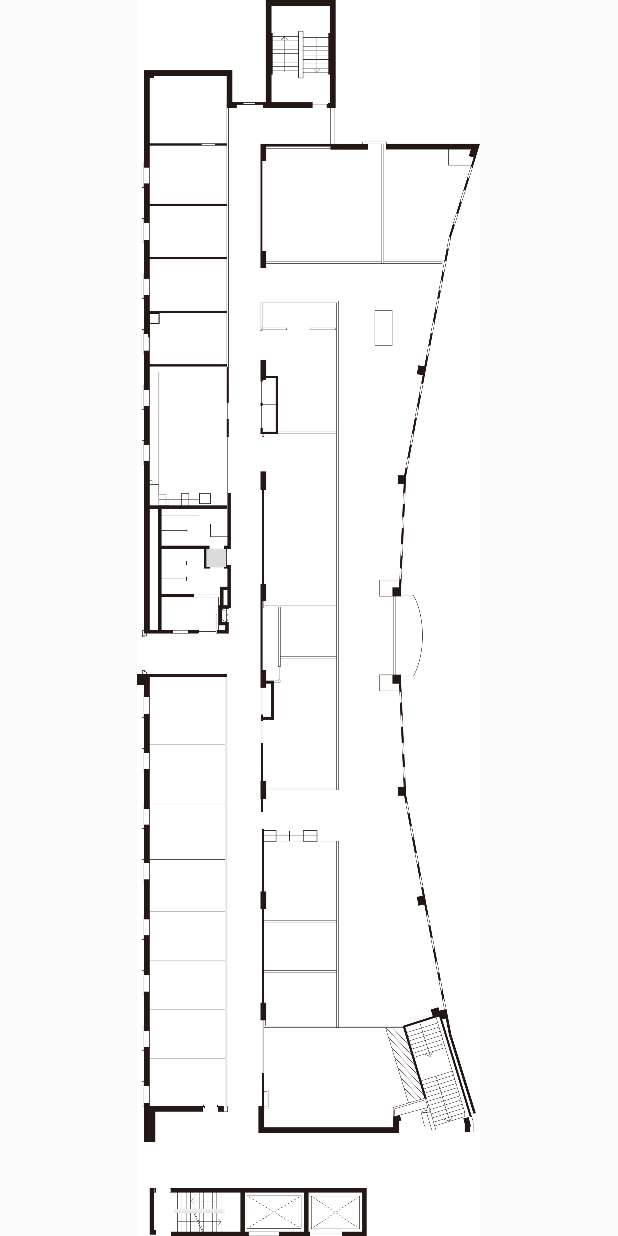
After one commit to kane1997/WiFi_RTT, an Android app: the layout activity_localization_test.xml on its own in the app's theme, with its tools: preview values and no code run, on a phone screen of 412 x 824 dp. The commit adds this screen. Run offline under Robolectric (Android 15) with nearby library versions, the phone set to English and light mode, and no system bars.

```diff
--- a/app/src/main/java/com/example/rtttest1/LocalizationActivity.java
+++ b/app/src/main/java/com/example/rtttest1/LocalizationActivity.java
@@ -19,6 +19,7 @@ import android.os.Bundle;
 import android.os.Handler;
 import android.os.SystemClock;
 import android.util.Log;
+import android.widget.ImageView;
 import android.widget.Toast;
 
 import androidx.annotation.NonNull;
@@ -80,7 +81,7 @@ public class LocalizationActivity extends AppCompatActivity implements SensorEve
                     Toast.LENGTH_SHORT).show();
             finish();
         } else {
-            setContentView(R.layout.activity_localization);
+            setContentView(R.layout.activity_localization_test);
 
             //RTT Initiation
             myWifiRTTManager = (WifiRttManager) getSystemService(Context.WIFI_RTT_RANGING_SERVICE);
@@ -94,7 +95,6 @@ public class LocalizationActivity extends AppCompatActivity implements SensorEve
             for (ScanResult AP:RTT_APs){
                 APs_MacAddress.add(AP.BSSID);
             }
-            Log.d(TAG,String.valueOf(APs_MacAddress));
 
             //IMU Initiation
             sensorManager = (SensorManager) getSystemService(Context.SENSOR_SERVICE);
@@ -102,12 +102,29 @@ public class LocalizationActivity extends AppCompatActivity implements SensorEve
             sensors.put("Gyroscope", sensorManager.getDefaultSensor(Sensor.TYPE_GYROSCOPE));
             sensors.put("Magnetic", sensorManager.getDefaultSensor(Sensor.TYPE_MAGNETIC_FIELD));
 
+            //Localization initiation
+            ImageView floor_plan = findViewById(R.id.imageViewFloorplan);
+            int[] location = new int[2];
+            floor_plan.getLocationOnScreen(location);
+
+            Log.d(TAG,"X: "+location[0]+"Y: "+location[1]);
+            //floor_plan.getImageMatrix();
+            //TODO
+
             registerSensors();
             startRangingRequest();
             startLoggingData();
             startScanInBackground();
             Log.d(TAG,"Start localization");
         }
+    }
+
+    private void set_AP_pins(){
+
+    }
+
+    private void update_location_pin(){
+
     }
 
     @SuppressLint("MissingPermission")
@@ -279,20 +296,17 @@ public class LocalizationActivity extends AppCompatActivity implements SensorEve
     }
 
     private class WifiScanReceiver extends BroadcastReceiver {
-        //Only keep RTT APs
-        private List<ScanResult> findRTTAPs(@NonNull List<ScanResult> OriginalList){
-            List<ScanResult> new_list = new ArrayList<>();
-            for (ScanResult scanResult:OriginalList){
-                if (scanResult.is80211mcResponder()){
-                    new_list.add(scanResult);
-                }
-            }
-            return new_list;
-        }
 
         @Override
         public void onReceive(Context context, Intent intent) {
-            RTT_APs = findRTTAPs(myWifiManager.getScanResults());
+            for (ScanResult scanResult:myWifiManager.getScanResults()){
+                if (scanResult.is80211mcResponder()) {
+                    if (!APs_MacAddress.contains(scanResult.BSSID)) {
+                        RTT_APs.add(scanResult);
+                    }
+                }
+            }
+            //TODO Handle getmaxpeers
         }
     }
 
@@ -322,6 +336,8 @@ public class LocalizationActivity extends AppCompatActivity implements SensorEve
         }
     }
 
+
+
     @Override
     protected void onStop() {
         Log.d(TAG, "onStop() LocalizationActivity");
--- /dev/null
+++ b/app/src/main/res/drawable/ap_pin.xml
@@ -0,0 +1,10 @@
+<vector xmlns:android="http://schemas.android.com/apk/res/android"
+    android:width="20dp"
+    android:height="20dp"
+    android:viewportWidth="24"
+    android:viewportHeight="24"
+    android:tint="?attr/colorControlNormal">
+  <path
+      android:fillColor="@android:color/white"
+      android:pathData="M1,9l2,2c4.97,-4.97 13.03,-4.97 18,0l2,-2C16.93,2.93 7.08,2.93 1,9zM9,17l3,3 3,-3c-1.65,-1.66 -4.34,-1.66 -6,0zM5,13l2,2c2.76,-2.76 7.24,-2.76 10,0l2,-2C15.14,9.14 8.87,9.14 5,13z"/>
+</vector>
--- /dev/null
+++ b/app/src/main/res/drawable/location_pin.xml
@@ -0,0 +1,5 @@
+<vector android:height="24dp" android:tint="#EA3838"
+    android:viewportHeight="24" android:viewportWidth="24"
+    android:width="24dp" xmlns:android="http://schemas.android.com/apk/res/android">
+    <path android:fillColor="@android:color/white" android:pathData="M12,2C8.13,2 5,5.13 5,9c0,5.25 7,13 7,13s7,-7.75 7,-13c0,-3.87 -3.13,-7 -7,-7zM12,11.5c-1.38,0 -2.5,-1.12 -2.5,-2.5s1.12,-2.5 2.5,-2.5 2.5,1.12 2.5,2.5 -1.12,2.5 -2.5,2.5z"/>
+</vector>
--- /dev/null
+++ b/app/src/main/res/layout/activity_localization_test.xml
@@ -0,0 +1,108 @@
+<?xml version="1.0" encoding="utf-8"?>
+<FrameLayout xmlns:android="http://schemas.android.com/apk/res/android"
+    android:layout_width="match_parent"
+    android:layout_height="match_parent">
+
+    <ImageView
+        android:id="@+id/imageViewFloorplan"
+        android:layout_width="wrap_content"
+        android:layout_height="match_parent"
+        android:adjustViewBounds="true"
+        android:scaleType="fitXY"
+        android:src="@drawable/floor_plan"
+        android:layout_gravity="center"/>
+
+</FrameLayout>
+
+
+<!--
+<androidx.constraintlayout.widget.ConstraintLayout xmlns:android="http://schemas.android.com/apk/res/android"
+    xmlns:app="http://schemas.android.com/apk/res-auto"
+    xmlns:tools="http://schemas.android.com/tools"
+    android:layout_width="match_parent"
+    android:layout_height="match_parent">
+
+    <ImageView
+        android:id="@+id/imageViewFloorplan"
+        android:layout_width="wrap_content"
+        android:layout_height="wrap_content"
+        android:adjustViewBounds="true"
+        android:scaleType="fitXY"
+        app:layout_constraintBottom_toBottomOf="parent"
+        app:layout_constraintEnd_toEndOf="parent"
+        app:layout_constraintStart_toStartOf="parent"
+        app:layout_constraintTop_toTopOf="parent"
+        app:srcCompat="@drawable/floor_plan" />
+
+    <ImageView
+        android:id="@+id/imageViewLocation"
+        android:layout_width="wrap_content"
+        android:layout_height="wrap_content"
+        android:rotation="90"
+        app:srcCompat="@drawable/location_pin"
+        tools:layout_editor_absoluteX="241dp"
+        tools:layout_editor_absoluteY="470dp" />
+
+    <ImageView
+        android:id="@+id/imageViewAP1"
+        android:layout_width="wrap_content"
+        android:layout_height="wrap_content"
+        android:rotation="90"
+        app:srcCompat="@drawable/ap_pin"
+        tools:layout_editor_absoluteX="255dp"
+        tools:layout_editor_absoluteY="236dp" />
+
+    <androidx.constraintlayout.widget.Guideline
+        android:id="@+id/guideline2"
+        android:layout_width="wrap_content"
+        android:layout_height="wrap_content"
+        android:orientation="horizontal" />
+
+    <ImageView
+        android:id="@+id/imageViewAP2"
+        android:layout_width="wrap_content"
+        android:layout_height="wrap_content"
+        android:rotation="90"
+        app:srcCompat="@drawable/ap_pin"
+        tools:layout_editor_absoluteX="216dp"
+        tools:layout_editor_absoluteY="283dp" />
+
+    <ImageView
+        android:id="@+id/imageViewAP3"
+        android:layout_width="wrap_content"
+        android:layout_height="wrap_content"
+        android:rotation="90"
+        app:srcCompat="@drawable/ap_pin"
+        tools:layout_editor_absoluteX="245dp"
+        tools:layout_editor_absoluteY="334dp" />
+
+    <ImageView
+        android:id="@+id/imageViewAP4"
+        android:layout_width="wrap_content"
+        android:layout_height="wrap_content"
+        android:rotation="90"
+        app:srcCompat="@drawable/ap_pin"
+        tools:layout_editor_absoluteX="216dp"
+        tools:layout_editor_absoluteY="415dp" />
+
+    <ImageView
+        android:id="@+id/imageViewAP5"
+        android:layout_width="wrap_content"
+        android:layout_height="wrap_content"
+        android:rotation="90"
+        app:srcCompat="@drawable/ap_pin"
+        tools:layout_editor_absoluteX="245dp"
+        tools:layout_editor_absoluteY="520dp" />
+
+    <ImageView
+        android:id="@+id/imageViewAP6"
+        android:layout_width="wrap_content"
+        android:layout_height="wrap_content"
+        android:rotation="90"
+        app:srcCompat="@drawable/ap_pin"
+        tools:layout_editor_absoluteX="216dp"
+        tools:layout_editor_absoluteY="597dp" />
+
+</androidx.constraintlayout.widget.ConstraintLayout>
+
+-->
```
Also changed, not shown: app/src/main/res/drawable/ap_icon.png (deleted).
